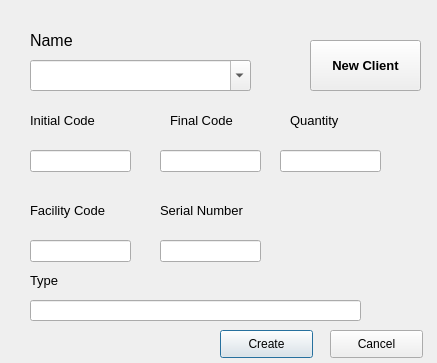
Old version of the form neworderwindow.ui in the repository Jballestero1996/SpeedReader.
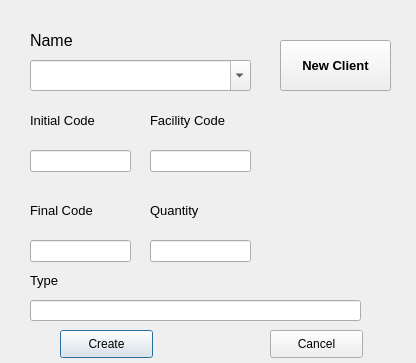
New version of the form.

Commit message: Modified neworderwindow to let the user know if a duplicate initial or final code could be generated from this new order. changed the messagebox alert for a question since the user may want to have this behavior

What changed in the file:
```diff
--- a/neworderwindow.ui
+++ b/neworderwindow.ui
@@ -6,7 +6,7 @@
    <rect>
     <x>0</x>
     <y>0</y>
-    <width>437</width>
+    <width>416</width>
     <height>363</height>
    </rect>
   </property>
@@ -34,7 +34,7 @@
   <widget class="QPushButton" name="PBnewClient">
    <property name="geometry">
     <rect>
-     <x>310</x>
+     <x>280</x>
      <y>40</y>
      <width>111</width>
      <height>51</height>
@@ -75,8 +75,8 @@
   <widget class="QLabel" name="LBFinalCode">
    <property name="geometry">
     <rect>
-     <x>170</x>
-     <y>110</y>
+     <x>30</x>
+     <y>200</y>
      <width>91</width>
      <height>21</height>
     </rect>
@@ -93,8 +93,8 @@
   <widget class="QLabel" name="LBquantity">
    <property name="geometry">
     <rect>
-     <x>290</x>
-     <y>110</y>
+     <x>150</x>
+     <y>200</y>
      <width>91</width>
      <height>21</height>
     </rect>
@@ -111,8 +111,8 @@
   <widget class="QLabel" name="LBfacilityCode">
    <property name="geometry">
     <rect>
-     <x>30</x>
-     <y>200</y>
+     <x>150</x>
+     <y>110</y>
      <width>101</width>
      <height>21</height>
     </rect>
@@ -126,24 +126,6 @@
     <string>Facility Code</string>
    </property>
   </widget>
-  <widget class="QLabel" name="LBserial">
-   <property name="geometry">
-    <rect>
-     <x>160</x>
-     <y>200</y>
-     <width>111</width>
-     <height>21</height>
-    </rect>
-   </property>
-   <property name="font">
-    <font>
-     <pointsize>10</pointsize>
-    </font>
-   </property>
-   <property name="text">
-    <string>Serial Number</string>
-   </property>
-  </widget>
   <widget class="QLabel" name="LBtype">
    <property name="geometry">
     <rect>
@@ -178,8 +160,8 @@
   <widget class="QLineEdit" name="LEfc">
    <property name="geometry">
     <rect>
-     <x>160</x>
-     <y>150</y>
+     <x>30</x>
+     <y>240</y>
      <width>101</width>
      <height>22</height>
     </rect>
@@ -191,8 +173,8 @@
   <widget class="QLineEdit" name="LEquantity">
    <property name="geometry">
     <rect>
-     <x>280</x>
-     <y>150</y>
+     <x>150</x>
+     <y>240</y>
      <width>101</width>
      <height>22</height>
     </rect>
@@ -204,21 +186,8 @@
   <widget class="QLineEdit" name="LEfac">
    <property name="geometry">
     <rect>
-     <x>30</x>
-     <y>240</y>
-     <width>101</width>
-     <height>22</height>
-    </rect>
-   </property>
-   <property name="focusPolicy">
-    <enum>Qt::ClickFocus</enum>
-   </property>
-  </widget>
-  <widget class="QLineEdit" name="LEserial">
-   <property name="geometry">
-    <rect>
-     <x>160</x>
-     <y>240</y>
+     <x>150</x>
+     <y>150</y>
      <width>101</width>
      <height>22</height>
     </rect>
@@ -243,7 +212,7 @@
   <widget class="QPushButton" name="PBcreate">
    <property name="geometry">
     <rect>
-     <x>220</x>
+     <x>60</x>
      <y>330</y>
      <width>93</width>
      <height>28</height>
@@ -256,7 +225,7 @@
   <widget class="QPushButton" name="PBcancel">
    <property name="geometry">
     <rect>
-     <x>330</x>
+     <x>270</x>
      <y>330</y>
      <width>93</width>
      <height>28</height>
```
The commit also changes 5 other files.
